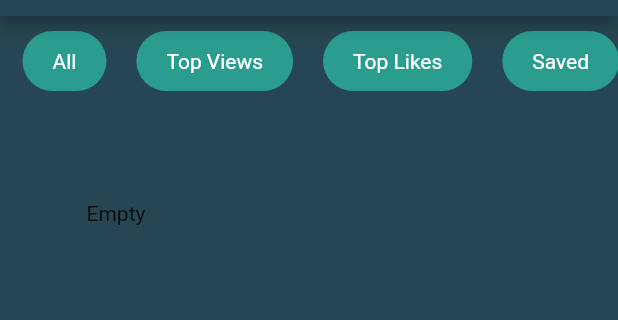
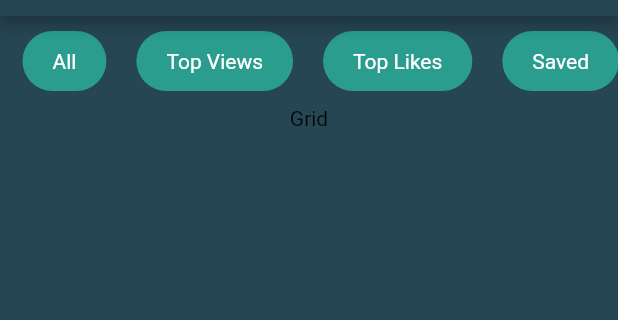
Before and after one commit to loc9493/quotesgram, a Flutter app: the screen it shows after launch, after a tap on the "grid view" icon, on a phone screen of 412 x 824 dp, the part 68-388 px from its top. Run offline on Flutter 3.47's test engine with Material 2 defaults, Android fonts, the phone set to English and light mode, and no system bars; drawn by our look-alikes of tcard; our stand-ins replace cached_network_image, firebase_auth, firebase_core; missing offline and left inert: dart:ffi, loadmore; accounts and stored records are empty; network calls fail.

Commit message:
add text

```diff
--- a/lib/data/api/api_client.dart
+++ b/lib/data/api/api_client.dart
@@ -28,18 +28,19 @@ class ApiClient {
     return [];
   }
 
-  Future<Wallpaper?> getWallpaper() async {
+  Future<List<Wallpaper>> getWallpaper() async {
     var url = Uri.http(
-        "https://bing.biturl.top/?resolution=1920&format=json&index=0&mkt=zh-CN",
-        "");
+      baseUrl,
+      "wallpaper/wallpapers",
+    );
     var response = await apiClient.get(url);
     if (response.statusCode == 200) {
-      var jsonResponse = convert.jsonDecode(response.body);
-      return jsonResponse.map((e) => Wallpaper.fromJson(e));
+      var jsonResponse = convert.jsonDecode(response.body) as List<dynamic>;
+      return jsonResponse.map((e) => Wallpaper.fromJson(e)).toList();
     } else {
       print('Request failed with status: ${response.statusCode}.');
     }
-    return null;
+    return [];
   }
 
   // https://bing.biturl.top/?resolution=1920&format=json&index=0&mkt=zh-CN
--- a/lib/main.dart
+++ b/lib/main.dart
@@ -4,16 +4,25 @@ import 'package:flutter/material.dart';
 import 'package:flutter/rendering.dart';
 import 'package:provider/provider.dart';
 import 'package:quotesgram/repos/quote_repo_impl.dart';
+import 'package:quotesgram/repos/user_repo_firebase_impl.dart';
 import 'package:quotesgram/screens/category_screen.dart';
 import 'package:quotesgram/screens/home_screen.dart';
+import 'package:quotesgram/screens/login_screen.dart';
 import 'package:quotesgram/utils/Constant.dart';
 import 'package:quotesgram/view/bottom_bar.dart';
 import 'package:quotesgram/view/card_holder.dart';
 import 'package:quotesgram/view/horizontal_bar.dart';
 import 'package:quotesgram/view/quote_card.dart';
 import 'package:quotesgram/view_model/quote_view_model.dart';
+import 'package:firebase_core/firebase_core.dart';
+import 'package:quotesgram/view_model/user_view_model.dart';
+import 'firebase_options.dart';
 
-void main() {
+void main() async {
+  WidgetsFlutterBinding.ensureInitialized();
+  await Firebase.initializeApp(
+    options: DefaultFirebaseOptions.currentPlatform,
+  );
   runApp(const MyApp());
 }
 
@@ -22,8 +31,11 @@ class MyApp extends StatelessWidget {
 
   @override
   Widget build(BuildContext context) {
-    return ChangeNotifierProvider(
-      create: (context) => QuoteViewModel(),
+    return MultiProvider(
+      providers: [
+        ChangeNotifierProvider(create: (context) => QuoteViewModel()),
+        ChangeNotifierProvider(create: (context) => UserViewModel()),
+      ],
       child: MaterialApp(
         title: 'Flutter Demo',
         theme: ThemeData(
@@ -56,6 +68,7 @@ class _MyHomePageState extends State<MyHomePage> {
       var vm = Provider.of<QuoteViewModel>(context, listen: false);
       vm.getCategories();
       vm.getQuotes(1, 20);
+      vm.getWallpapers();
     });
   }
 
@@ -63,14 +76,13 @@ class _MyHomePageState extends State<MyHomePage> {
     HomeScreen(),
     CategoryScreen(),
     CategoryScreen(),
-    CategoryScreen(),
+    LoginScreen(),
     CategoryScreen()
   ];
   @override
   Widget build(BuildContext context) {
     var vm = Provider.of<QuoteViewModel>(context);
-    // vm.getCategories();
-    // vm.getQuotes(1, 20);
+
     return Scaffold(
       bottomNavigationBar: BottomBar(),
       appBar: AppBar(
--- a/lib/models/quote.dart
+++ b/lib/models/quote.dart
@@ -12,14 +12,10 @@ Quote quoteFromJson(String str) => Quote.fromJson(json.decode(str));
 String quoteToJson(Quote data) => json.encode(data.toJson());
 
 class Quote {
-  Quote({
-    this.id,
-    this.content,
-    this.category,
-    this.author,
-  });
+  Quote({this.id, this.content, this.category, this.author, this.views = 0});
 
   int? id;
+  int views;
   String? content;
   String? tacgia;
   String? theloai;
@@ -35,12 +31,15 @@ class Quote {
 
   factory Quote.fromJson(Map<String, dynamic> json) => Quote(
         content: json["content"],
+        id: json["id"],
+        views: json["views"],
         category: Category.fromJson(json["category"]),
         author: Author.fromJson(json["author"]),
       );
 
   Map<String, dynamic> toJson() => {
         "content": content,
+        "id": id,
         "category": category?.toJson(),
         "author": author?.toJson(),
       };
--- /dev/null
+++ b/lib/models/user_local.dart
@@ -0,0 +1,29 @@
+import 'dart:convert';
+
+UserLocal userLocalFromJson(String str) => UserLocal.fromJson(json.decode(str));
+
+String userLocalToJson(UserLocal data) => json.encode(data.toJson());
+
+class UserLocal {
+  UserLocal({
+    this.name,
+    this.email,
+    this.uid,
+  });
+
+  String? name;
+  String? email;
+  String? uid;
+
+  factory UserLocal.fromJson(Map<String, dynamic> json) => UserLocal(
+        name: json["name"],
+        email: json["email"],
+        uid: json["uid"],
+      );
+
+  Map<String, dynamic> toJson() => {
+        "name": name,
+        "email": email,
+        "uid": uid,
+      };
+}
--- a/lib/models/wallpaper.dart
+++ b/lib/models/wallpaper.dart
@@ -3,6 +3,8 @@
 //     final wallpaper = wallpaperFromJson(jsonString);
 
 import 'dart:convert';
+
+import 'package:quotesgram/data/api/api_client.dart';
 
 Wallpaper wallpaperFromJson(String str) => Wallpaper.fromJson(json.decode(str));
 
@@ -10,31 +12,35 @@ String wallpaperToJson(Wallpaper data) => json.encode(data.toJson());
 
 class Wallpaper {
   Wallpaper({
-    required this.startDate,
-    required this.endDate,
-    required this.url,
-    required this.copyright,
-    required this.copyrightLink,
+    required this.createdAt,
+    required this.updatedAt,
+    required this.name,
+    this.copyright,
+    this.copyrightLink,
   });
 
-  String startDate;
-  String endDate;
-  String url;
-  String copyright;
-  String copyrightLink;
+  int createdAt;
+  int updatedAt;
+  String name;
+  String? copyright;
+  String? copyrightLink;
+
+  String url() {
+    return "http://${ApiClient.baseUrl}/$name";
+  }
 
   factory Wallpaper.fromJson(Map<String, dynamic> json) => Wallpaper(
-        startDate: json["start_date"],
-        endDate: json["end_date"],
-        url: json["url"],
+        createdAt: json["createdAt"],
+        updatedAt: json["updatedAt"],
+        name: json["name"],
         copyright: json["copyright"],
         copyrightLink: json["copyright_link"],
       );
 
   Map<String, dynamic> toJson() => {
-        "start_date": startDate,
-        "end_date": endDate,
-        "url": url,
+        "createdAt": createdAt,
+        "updatedAt": updatedAt,
+        "name": name,
         "copyright": copyright,
         "copyright_link": copyrightLink,
       };
--- a/lib/repos/quote_repo.dart
+++ b/lib/repos/quote_repo.dart
@@ -13,6 +13,6 @@ abstract class QuoteRepo {
   Future<List<Quote>> getQuotesBySearchTerm(
       int page, int per_page, String term);
   Future<List<Author>> getAuthors();
-  Future<Wallpaper?> getWallpaper();
+  Future<List<Wallpaper>> getWallpapers();
   Future<List<Category>> getCategories();
 }
--- a/lib/repos/quote_repo_impl.dart
+++ b/lib/repos/quote_repo_impl.dart
@@ -45,7 +45,7 @@ class QuoteRepoImpl with QuoteRepo {
   }
 
   @override
-  Future<Wallpaper?> getWallpaper() async {
+  Future<List<Wallpaper>> getWallpapers() async {
     var result = await ApiClient.client.getWallpaper();
     return result;
   }
--- a/lib/view/card_holder.dart
+++ b/lib/view/card_holder.dart
@@ -19,108 +19,73 @@ class CardHolder extends StatelessWidget {
     var vm = Provider.of<QuoteViewModel>(context).quotes;
     var quoteVM = Provider.of<QuoteViewModel>(context);
     var viewMode = Provider.of<QuoteViewModel>(context).viewMode;
-    final List<Widget> cards = List.generate(
-      vm.length,
-      (index) => Container(
-        color: Colors.blue,
-        child: Center(
-          child: QuoteCard(
-            quote: vm[index],
-          ),
-        ),
+    return viewMode == ViewMode.ListView ? ListQuote() : Text("Grid");
+  }
+}
+
+class ListQuote extends StatelessWidget {
+  const ListQuote({Key? key}) : super(key: key);
+
+  @override
+  Widget build(BuildContext context) {
+    var quotes = Provider.of<QuoteViewModel>(context).quotes;
+    final List<InkWell> quoteList = quotes
+        .map((Quote quote) => InkWell(
+              child: QuoteCell(quote: quote),
+              onTap: () => Navigator.push(
+                  context,
+                  MaterialPageRoute(
+                    builder: (context) => QuoteScreen(quote: quote),
+                  )),
+            ))
+        .toList();
+    return Container(
+      child: ListView(
+        children: quoteList,
       ),
     );
-    const arrColors = [Colors.red, Colors.green, Colors.yellow];
-    return viewMode == ViewMode.CardView
-        ? cardView(vm, cards)
-        : listView(quoteVM, cards);
+  }
 }
 
-  Future<bool> _loadMore(QuoteViewModel vm) async {
-    print("onLoadMore");
-    await Future.delayed(Duration(seconds: 0, milliseconds: 100));
-    vm.getQuotes(2, 20);
-    return true;
-  }
-
-  SizedBox listView(QuoteViewModel viewModel, List<Widget> cards) {
-    var vm = viewModel.quotes;
-    return SizedBox.expand(
-        child: LoadMore(
-      isFinish: vm.length >= 1000,
-      onLoadMore: () => _loadMore(viewModel),
-      child: ListView.builder(
-          itemCount: vm.length,
-          itemBuilder: (BuildContext context, int index) => InkWell(
-                onTap: () => {
-                  Navigator.push(
-                      context,
-                      MaterialPageRoute(
-                          builder: (context) => QuoteScreen(
-                                quote: vm[index],
-                              )))
-                },
-                child: Padding(
-                  padding: const EdgeInsets.all(8.0),
-                  child: ClipRRect(
-                    borderRadius: BorderRadius.circular(10),
-                    child: Container(
-                        color: Colors.white,
-                        padding: EdgeInsets.all(20),
-                        child: Stack(overflow: Overflow.visible, children: [
-                          Column(
+class QuoteCell extends StatelessWidget {
+  const QuoteCell({Key? key, required this.quote}) : super(key: key);
+  final Quote quote;
+  @override
+  Widget build(BuildContext context) {
+    return Container(
+      padding: EdgeInsets.only(left: 10, right: 10, top: 20, bottom: 20),
+      decoration: BoxDecoration(
+          color: Colors.white60,
+          borderRadius: BorderRadius.only(
+              topRight: Radius.circular(20),
+              bottomLeft: Radius.circular(20),
+              topLeft: Radius.circular(5),
+              bottomRight: Radius.circular(5))),
+      margin: EdgeInsets.only(top: 20, left: 20, right: 20),
+      child: Column(
         children: [
-                              Text(vm[index].content ?? "",
-                                  style: TextStyle(fontSize: 22)),
+          Text(
+            quote.content ?? "",
+            style: TextStyle(fontSize: 25, fontWeight: FontWeight.w500),
+          ),
           Padding(
-                                padding: const EdgeInsets.only(top: 8.0),
+            padding: const EdgeInsets.only(top: 10),
             child: Row(
               children: [
-                                    Text(vm[index].authorName(),
-                                        textAlign: TextAlign.left,
-                                        style: TextStyle(
-                                            fontSize: 17,
-                                            fontWeight: FontWeight.bold)),
+                Text(
+                  quote.authorName(),
+                  style: TextStyle(fontSize: 18),
+                ),
+                Spacer(),
+                IconButton(onPressed: () => {}, icon: Icon(Icons.share)),
+                IconButton(
+                    onPressed: () => {},
+                    icon: Icon(Icons.favorite_border_outlined))
               ],
             ),
           ),
         ],
       ),
-                          Positioned(
-                              bottom: -20,
-                              right: -10,
-                              child: Row(
-                                children: [
-                                  IconButton(
-                                    onPressed: () => {print("Run")},
-                                    splashRadius: 5,
-                                    color: Constant.Sandy,
-                                    icon: Icon(Icons.share_outlined),
-                                  ),
-                                  IconButton(
-                                    onPressed: () => {},
-                                    splashRadius: 5,
-                                    color: Constant.Sandy,
-                                    icon: Icon(Icons.favorite_border_rounded),
-                                  )
-                                ],
-                              ))
-                        ])),
-                  ),
-                ),
-              )),
-    ));
-  }
-
-  SizedBox cardView(List<Quote> vm, List<Widget> cards) {
-    return SizedBox.expand(
-      child: FractionallySizedBox(
-          widthFactor: 0.8,
-          heightFactor: 0.85,
-          alignment: FractionalOffset.center,
-          child: TCard(
-            cards: vm.isNotEmpty ? cards : [Text("Empty")],
-          )),
     );
   }
 }
--- a/lib/view_model/quote_view_model.dart
+++ b/lib/view_model/quote_view_model.dart
@@ -11,6 +11,7 @@ class QuoteViewModel with ChangeNotifier {
   List<Quote> quotes = [];
   List<Author> authors = [];
   List<Category> categories = [];
+  List<Wallpaper> wallpapers = [];
   Wallpaper? wallpaper;
   ViewMode viewMode = ViewMode.ListView;
   int selectedTab = 0;
@@ -27,6 +28,11 @@ class QuoteViewModel with ChangeNotifier {
 
   setIsLoading(bool loading) {
     isLoading = loading;
+    notifyListeners();
+  }
+
+  setWallpaper(Wallpaper wallpaper) {
+    this.wallpaper = wallpaper;
     notifyListeners();
   }
 
@@ -49,9 +55,9 @@ class QuoteViewModel with ChangeNotifier {
   }
 
   getWallpapers() async {
-    var result = await QuoteRepoImpl().getWallpaper();
+    var result = await QuoteRepoImpl().getWallpapers();
     if (result != null) {
-      wallpaper = result;
+      wallpapers = result;
       notifyListeners();
     }
   }
--- /dev/null
+++ b/lib/view_model/user_view_model.dart
@@ -0,0 +1,20 @@
+import 'dart:async';
+
+import 'package:flutter/material.dart';
+import 'package:quotesgram/models/user_local.dart';
+import 'package:quotesgram/repos/user_repo_firebase_impl.dart';
+import 'package:firebase_auth/firebase_auth.dart';
+
+class UserViewModel extends ChangeNotifier {
+  UserLocal? currentUser;
+  final UserRepoFirebaseImpl _auth = UserRepoFirebaseImpl();
+
+  Stream<UserLocal> get authState =>
+      _auth.getAuthState.map((User? event) => UserLocal(
+          name: event?.displayName, email: event?.email, uid: event?.uid));
+  loginWithEmail(String email, String pass) async {
+    var user = await _auth.login(email, pass);
+    print(user?.uid ?? "");
+    currentUser = user;
+  }
+}
--- a/pubspec.yaml
+++ b/pubspec.yaml
@@ -38,6 +38,9 @@ dependencies:
   provider: ^6.0.1
   tcard: ^1.3.5
   loadmore: ^2.0.1
+  firebase_core: ^1.10.5
+  firebase_auth: ^3.3.3
+  cached_network_image: ^3.2.0
 
 
 dev_dependencies:
```
Also changed, not shown: lib/repos/user_repo.dart (added, +8 -0 lines), lib/repos/user_repo_firebase_impl.dart (added, +39 -0 lines), lib/screens/login_screen.dart (added, +66 -0 lines), lib/screens/quote_screen.dart (+40 -6 lines), lib/view/quote_card.dart (+48 -68 lines), lib/firebase_options.dart (added), pubspec.lock, 7 other files. Lines whose indentation alone changed are shown as unchanged.
